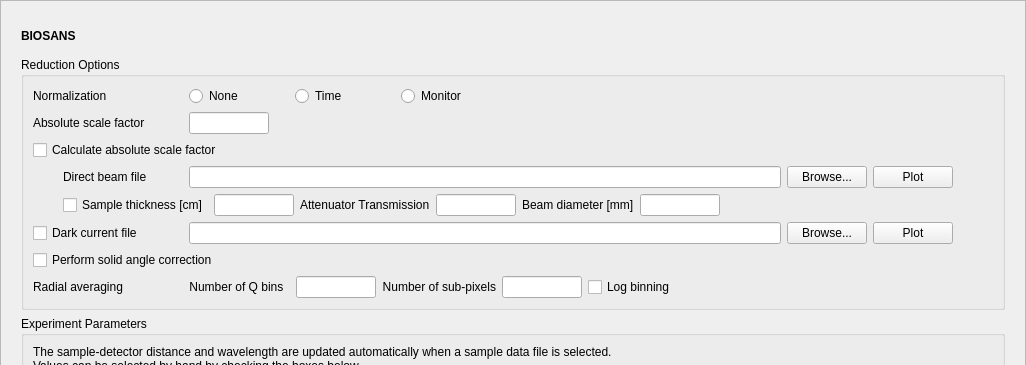
Old version of the form Code/Mantid/scripts/Interface/ui/sans/hfir_instrument.ui in the repository mantidproject/mantid; both pictures show x 0 to 1026 and y 0 to 365 of the 1026 by 1152 pixel window.
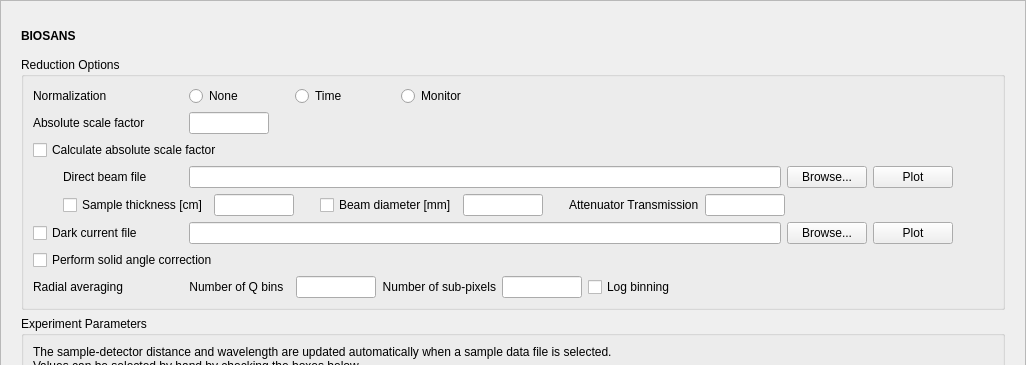
New version of the form.

Commit message: Hook in beam spot calculation for absolute scaling Re #2586

Patch:
```diff
--- a/Code/Mantid/scripts/Interface/ui/sans/hfir_instrument.ui
+++ b/Code/Mantid/scripts/Interface/ui/sans/hfir_instrument.ui
@@ -57,8 +57,8 @@
        <rect>
         <x>0</x>
         <y>0</y>
-        <width>1000</width>
-        <height>1126</height>
+        <width>1006</width>
+        <height>1132</height>
        </rect>
       </property>
       <layout class="QVBoxLayout" name="verticalLayout_4">
@@ -462,6 +462,64 @@
               </property>
              </widget>
             </item>
+            <item>
+             <spacer name="horizontalSpacer_13">
+              <property name="orientation">
+               <enum>Qt::Horizontal</enum>
+              </property>
+              <property name="sizeType">
+               <enum>QSizePolicy::Fixed</enum>
+              </property>
+              <property name="sizeHint" stdset="0">
+               <size>
+                <width>20</width>
+                <height>20</height>
+               </size>
+              </property>
+             </spacer>
+            </item>
+            <item>
+             <widget class="QCheckBox" name="beamstop_chk">
+              <property name="text">
+               <string>Beam diameter [mm]</string>
+              </property>
+             </widget>
+            </item>
+            <item>
+             <widget class="QLineEdit" name="scale_beam_radius_edit">
+              <property name="minimumSize">
+               <size>
+                <width>80</width>
+                <height>0</height>
+               </size>
+              </property>
+              <property name="maximumSize">
+               <size>
+                <width>80</width>
+                <height>16777215</height>
+               </size>
+              </property>
+              <property name="toolTip">
+               <string>Enter the beam diameter in mm.</string>
+              </property>
+             </widget>
+            </item>
+            <item>
+             <spacer name="horizontalSpacer_14">
+              <property name="orientation">
+               <enum>Qt::Horizontal</enum>
+              </property>
+              <property name="sizeType">
+               <enum>QSizePolicy::Fixed</enum>
+              </property>
+              <property name="sizeHint" stdset="0">
+               <size>
+                <width>20</width>
+                <height>20</height>
+               </size>
+              </property>
+             </spacer>
+            </item>
             <item>
              <widget class="QLabel" name="att_trans_label">
               <property name="text">
@@ -494,32 +552,6 @@
               </property>
              </widget>
             </item>
-            <item>
-             <widget class="QLabel" name="beamstop_label">
-              <property name="text">
-               <string>Beam diameter [mm]</string>
-              </property>
-             </widget>
-            </item>
-            <item>
-             <widget class="QLineEdit" name="scale_beam_radius_edit">
-              <property name="minimumSize">
-               <size>
-                <width>80</width>
-                <height>0</height>
-               </size>
-              </property>
-              <property name="maximumSize">
-               <size>
-                <width>80</width>
-                <height>16777215</height>
-               </size>
-              </property>
-              <property name="toolTip">
-               <string>Enter the beam diameter in mm.</string>
-              </property>
-             </widget>
-            </item>
             <item>
              <spacer name="horizontalSpacer_12">
               <property name="orientation">
```
The commit also changes 1 other file.
